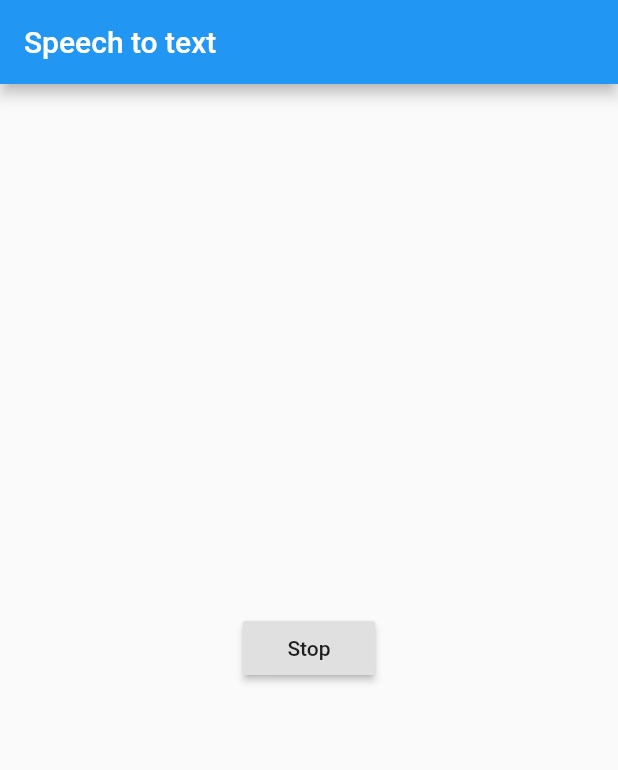
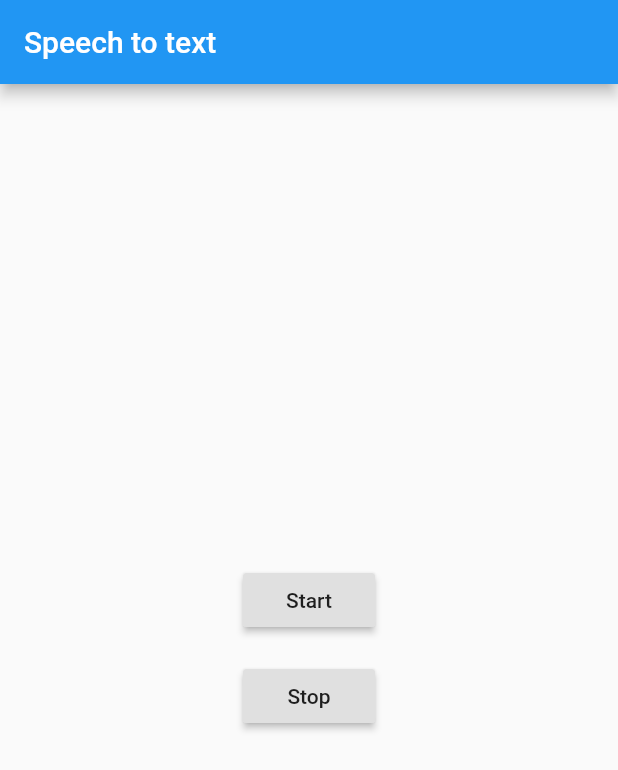
Before and after one commit to deimantasa/text-to-speech-bug, a Flutter app: the screen it shows after launch, after a tap on "Start", on a phone screen of 412 x 824 dp. Shown: the top 770 px of the screen. Run offline on Flutter 3.47's test engine with Material 2 defaults, Android fonts, the phone set to English and light mode, and no system bars; our stand-ins replace speech_to_text.

Commit message:
add independant start/stop buttons and duration

```diff
--- a/lib/main.dart
+++ b/lib/main.dart
@@ -52,9 +52,11 @@ class _MyHomePageState extends State<MyHomePage> {
           children: [
             Padding(
               padding: const EdgeInsets.all(8.0),
-              child: RaisedButton(
-                  child: Text(_isRecording ? "Stop" : "Start"),
-                  onPressed: () => _isRecording ? _stopRecording() : _startRecording()),
+              child: RaisedButton(child: Text("Start"), onPressed: () => _startRecording()),
+            ),
+            Padding(
+              padding: const EdgeInsets.all(8.0),
+              child: RaisedButton(child: Text("Stop"), onPressed: () => _stopRecording()),
             ),
             Text("${_speechToText.lastRecognizedWords}"),
           ],
@@ -73,7 +75,10 @@ class _MyHomePageState extends State<MyHomePage> {
   void _startRecording() {
     setState(() {
       _isRecording = true;
-      _speechToText.listen(onResult: (result) => print("Result: ${result.toString()}"));
+      _speechToText.listen(
+        listenFor: Duration(seconds: 60),
+        onResult: (result) => print("Result: ${result.toString()}"),
+      );
     });
   }
 }
```
